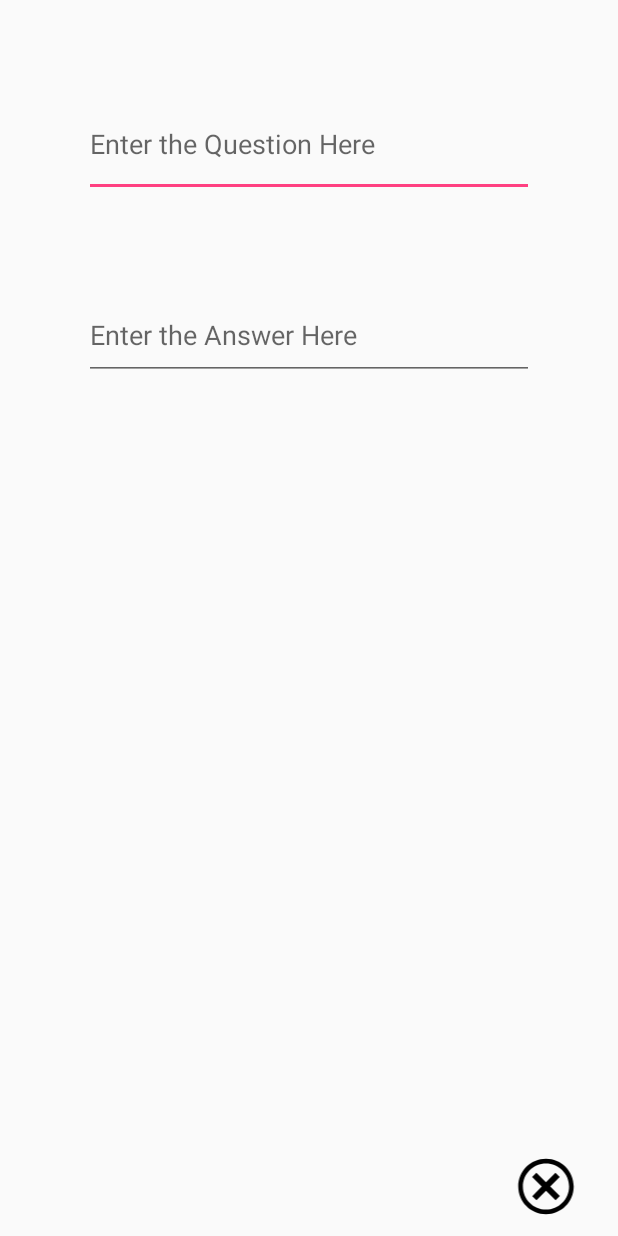
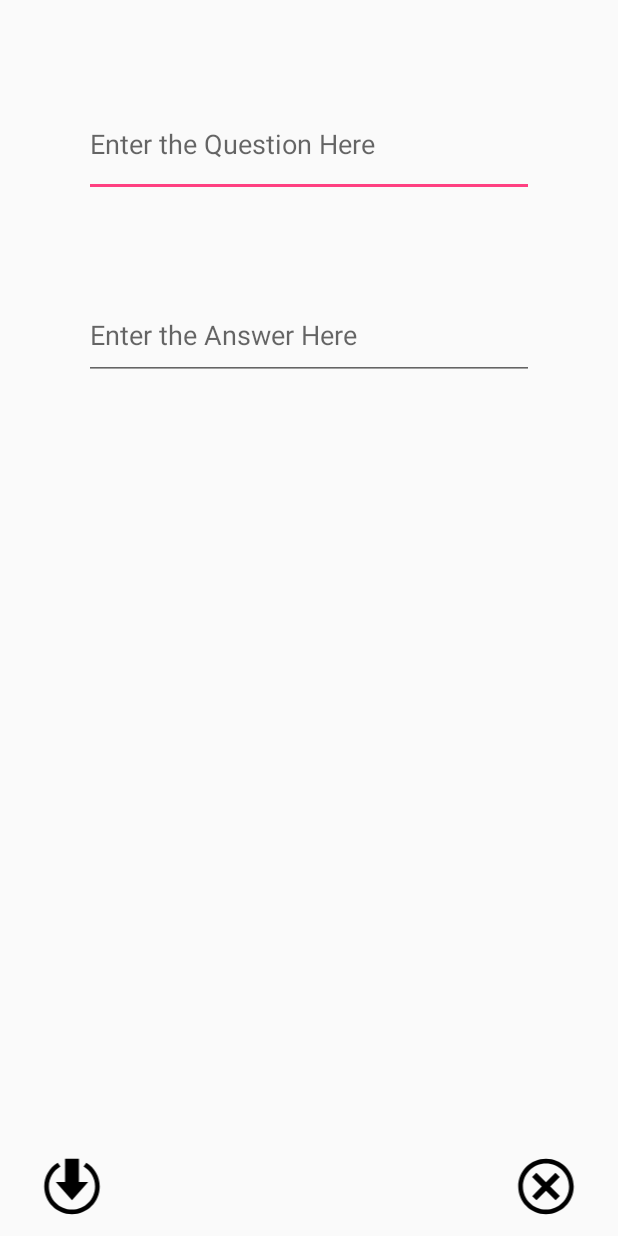
Before and after one commit to AlynMing/FlashcardApp-1, an Android app: the layout add_card_activity.xml on its own in the app's theme, with its tools: preview values and no code run, on a phone screen of 412 x 824 dp. Run offline under Robolectric (Android 15) with nearby library versions, the phone set to English and light mode, and no system bars.

Commit message:
Finished up requirements for Lab 2

```diff
--- /dev/null
+++ b/app/src/main/res/drawable/save.xml
@@ -0,0 +1,12 @@
+<vector xmlns:android="http://schemas.android.com/apk/res/android"
+        android:width="108dp"
+        android:height="108dp"
+        android:viewportWidth="42.857143"
+        android:viewportHeight="42.857143">
+    <group android:translateX="9.428572"
+            android:translateY="9.428572">
+      <path
+          android:fillColor="#FF000000"
+          android:pathData="M15,10h4l-7,8 -7,-8h4v-10h6v10zM18.213,1.754l-1.213,1.599c2.984,1.732 5,4.955 5,8.647 0,5.514 -4.486,10 -10,10s-10,-4.486 -10,-10c0,-3.692 2.016,-6.915 5,-8.647l-1.213,-1.599c-3.465,2.103 -5.787,5.897 -5.787,10.246 0,6.627 5.373,12 12,12s12,-5.373 12,-12c0,-4.349 -2.322,-8.143 -5.787,-10.246z"/>
+    </group>
+</vector>
--- a/app/src/main/res/layout/add_card_activity.xml
+++ b/app/src/main/res/layout/add_card_activity.xml
@@ -35,4 +35,11 @@
         android:inputType="textPersonName"
         android:hint="Enter the Answer Here"/>
 
+    <ImageView
+        android:id="@+id/saveButton"
+        android:layout_width="96dp"
+        android:layout_height="66dp"
+        android:layout_alignParentBottom="true"
+        android:layout_alignParentStart="true"
+        android:src="@drawable/save" />
 </RelativeLayout>
--- a/app/src/main/res/mipmap-anydpi-v26/see.xml
+++ b/app/src/main/res/mipmap-anydpi-v26/see.xml
@@ -1,5 +1,5 @@
 <?xml version="1.0" encoding="utf-8"?>
 <adaptive-icon xmlns:android="http://schemas.android.com/apk/res/android">
-    <background android:drawable="@drawable/cancelbutton"/>
-    <foreground android:drawable="@drawable/cacel"/>
+    <background android:drawable="@drawable/savebutton"/>
+    <foreground android:drawable="@drawable/save"/>
 </adaptive-icon>
--- a/app/src/main/res/mipmap-anydpi-v26/see_round.xml
+++ b/app/src/main/res/mipmap-anydpi-v26/see_round.xml
@@ -1,5 +1,5 @@
 <?xml version="1.0" encoding="utf-8"?>
 <adaptive-icon xmlns:android="http://schemas.android.com/apk/res/android">
-    <background android:drawable="@drawable/cancelbutton"/>
-    <foreground android:drawable="@drawable/cacel"/>
+    <background android:drawable="@drawable/savebutton"/>
+    <foreground android:drawable="@drawable/save"/>
 </adaptive-icon>
```
Also changed, not shown: app/src/main/java/com/example/akc/flashcardapp/AddCardActivity.java (+13 -7 lines), app/src/main/res/drawable/savebutton.xml (added, +74 -0 lines), app/src/main/res/mipmap-hdpi/see.png, app/src/main/res/mipmap-hdpi/see_round.png, app/src/main/res/mipmap-mdpi/see.png, app/src/main/res/mipmap-mdpi/see_round.png, app/src/main/res/mipmap-xhdpi/see.png, app/src/main/res/mipmap-xhdpi/see_round.png, app/src/main/res/mipmap-xxhdpi/see.png, app/src/main/res/mipmap-xxhdpi/see_round.png, app/src/main/res/mipmap-xxxhdpi/see.png, app/src/main/res/mipmap-xxxhdpi/see_round.png, app/src/main/see-web.png.
